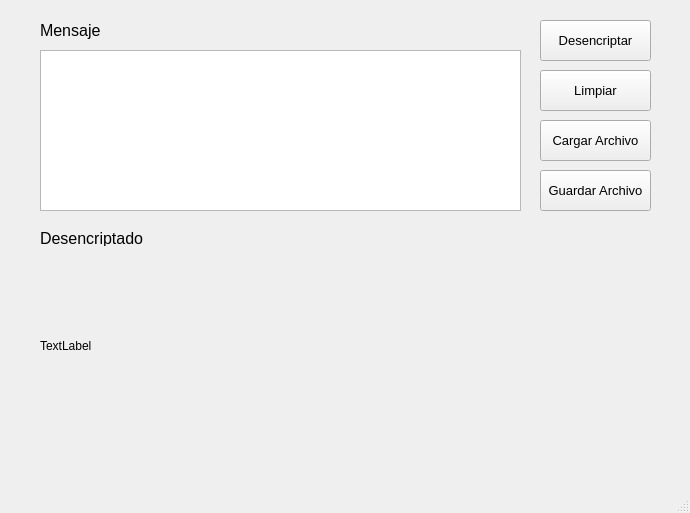
Old version of the form views/FrmDesencriptar.ui in the repository LuisAbdielRivera/encriptarQT.
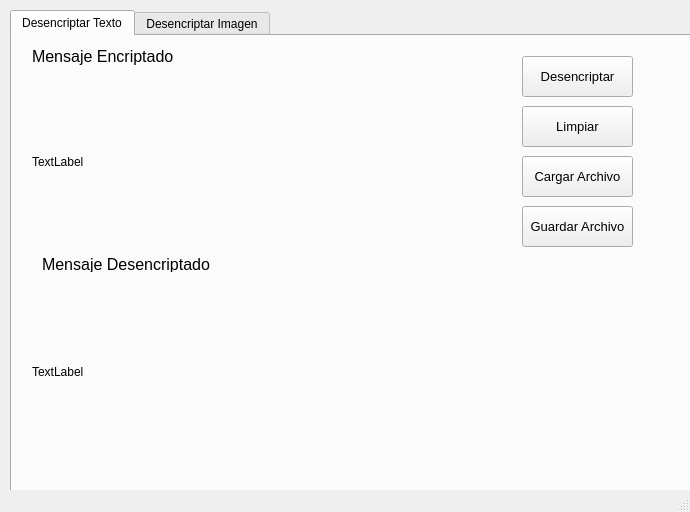
New version of the form. Icons and pictures are not drawn.

```diff
--- a/views/FrmDesencriptar.ui
+++ b/views/FrmDesencriptar.ui
@@ -7,20 +7,36 @@
     <x>0</x>
     <y>0</y>
     <width>690</width>
-    <height>513</height>
+    <height>512</height>
    </rect>
   </property>
   <property name="windowTitle">
    <string>MainWindow</string>
   </property>
   <widget class="QWidget" name="centralwidget">
-   <widget class="QLabel" name="label">
+   <widget class="QTabWidget" name="tabWidget">
     <property name="geometry">
      <rect>
-      <x>40</x>
-      <y>20</y>
-      <width>61</width>
-      <height>21</height>
+      <x>10</x>
+      <y>10</y>
+      <width>711</width>
+      <height>531</height>
+     </rect>
+    </property>
+    <property name="currentIndex">
+     <number>0</number>
+    </property>
+    <widget class="QWidget" name="tab">
+     <attribute name="title">
+      <string>Desencriptar Texto</string>
+     </attribute>
+     <widget class="QLabel" name="label_2">
+      <property name="geometry">
+       <rect>
+        <x>30</x>
+        <y>220</y>
+        <width>171</width>
+        <height>16</height>
      </rect>
     </property>
     <property name="font">
@@ -30,13 +46,26 @@
      </font>
     </property>
     <property name="text">
-     <string>Mensaje</string>
-    </property>
-   </widget>
-   <widget class="QPushButton" name="pushButton">
+       <string>Mensaje Desencriptado</string>
+      </property>
+     </widget>
+     <widget class="QLabel" name="lblMensajeEncriptado">
     <property name="geometry">
      <rect>
-      <x>540</x>
+        <x>20</x>
+        <y>40</y>
+        <width>471</width>
+        <height>171</height>
+       </rect>
+      </property>
+      <property name="text">
+       <string>TextLabel</string>
+      </property>
+     </widget>
+     <widget class="QPushButton" name="btnEncriptar">
+      <property name="geometry">
+       <rect>
+        <x>510</x>
       <y>20</y>
       <width>111</width>
       <height>41</height>
@@ -53,30 +82,34 @@
     <property name="text">
      <string>Desencriptar</string>
     </property>
-   </widget>
-   <widget class="QPushButton" name="pushButton_2">
+      <property name="icon">
+       <iconset>
+        <normaloff>../Imagenes/encriptado.png</normaloff>../Imagenes/encriptado.png</iconset>
+      </property>
+     </widget>
+     <widget class="QLabel" name="label">
     <property name="geometry">
      <rect>
-      <x>540</x>
-      <y>120</y>
-      <width>111</width>
-      <height>41</height>
+        <x>20</x>
+        <y>10</y>
+        <width>141</width>
+        <height>21</height>
      </rect>
     </property>
     <property name="font">
      <font>
       <family>Arial</family>
-      <pointsize>10</pointsize>
+        <pointsize>12</pointsize>
      </font>
     </property>
     <property name="text">
-     <string>Cargar Archivo</string>
-    </property>
-   </widget>
-   <widget class="QPushButton" name="pushButton_3">
+       <string>Mensaje Encriptado</string>
+      </property>
+     </widget>
+     <widget class="QPushButton" name="btnLimpiar">
     <property name="geometry">
      <rect>
-      <x>540</x>
+        <x>510</x>
       <y>70</y>
       <width>111</width>
       <height>41</height>
@@ -91,11 +124,38 @@
     <property name="text">
      <string>Limpiar</string>
     </property>
-   </widget>
-   <widget class="QPushButton" name="pushButton_4">
+      <property name="icon">
+       <iconset>
+        <normaloff>../Imagenes/limpiar.png</normaloff>../Imagenes/limpiar.png</iconset>
+      </property>
+     </widget>
+     <widget class="QPushButton" name="btnCargarArchivo">
     <property name="geometry">
      <rect>
-      <x>540</x>
+        <x>510</x>
+        <y>120</y>
+        <width>111</width>
+        <height>41</height>
+       </rect>
+      </property>
+      <property name="font">
+       <font>
+        <family>Arial</family>
+        <pointsize>10</pointsize>
+       </font>
+      </property>
+      <property name="text">
+       <string>Cargar Archivo</string>
+      </property>
+      <property name="icon">
+       <iconset>
+        <normaloff>../Imagenes/cargando.png</normaloff>../Imagenes/cargando.png</iconset>
+      </property>
+     </widget>
+     <widget class="QPushButton" name="btnGuardarArchivo">
+      <property name="geometry">
+       <rect>
+        <x>510</x>
       <y>170</y>
       <width>111</width>
       <height>41</height>
@@ -111,40 +171,11 @@
      <string>Guardar Archivo</string>
     </property>
    </widget>
-   <widget class="QLabel" name="label_2">
+     <widget class="QLabel" name="lblMensajeEncriptado_2">
     <property name="geometry">
      <rect>
-      <x>40</x>
-      <y>230</y>
-      <width>111</width>
-      <height>16</height>
-     </rect>
-    </property>
-    <property name="font">
-     <font>
-      <family>Arial</family>
-      <pointsize>12</pointsize>
-     </font>
-    </property>
-    <property name="text">
-     <string>Desencriptado</string>
-    </property>
-   </widget>
-   <widget class="QTextEdit" name="textEdit">
-    <property name="geometry">
-     <rect>
-      <x>40</x>
-      <y>50</y>
-      <width>481</width>
-      <height>161</height>
-     </rect>
-    </property>
-   </widget>
-   <widget class="QLabel" name="label_3">
-    <property name="geometry">
-     <rect>
-      <x>40</x>
-      <y>260</y>
+        <x>20</x>
+        <y>250</y>
       <width>471</width>
       <height>171</height>
      </rect>
@@ -152,6 +183,13 @@
     <property name="text">
      <string>TextLabel</string>
     </property>
+     </widget>
+    </widget>
+    <widget class="QWidget" name="tab_2">
+     <attribute name="title">
+      <string>Desencriptar Imagen</string>
+     </attribute>
+    </widget>
    </widget>
   </widget>
   <widget class="QMenuBar" name="menubar">
```
Lines whose indentation alone changed are shown as unchanged.
